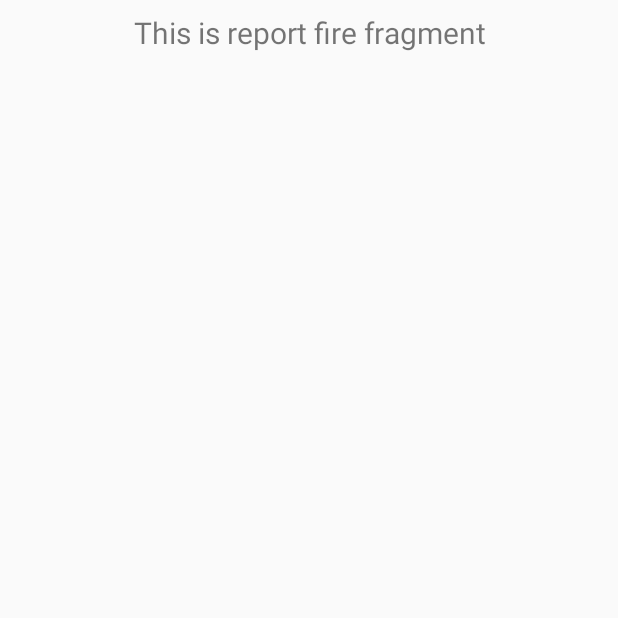
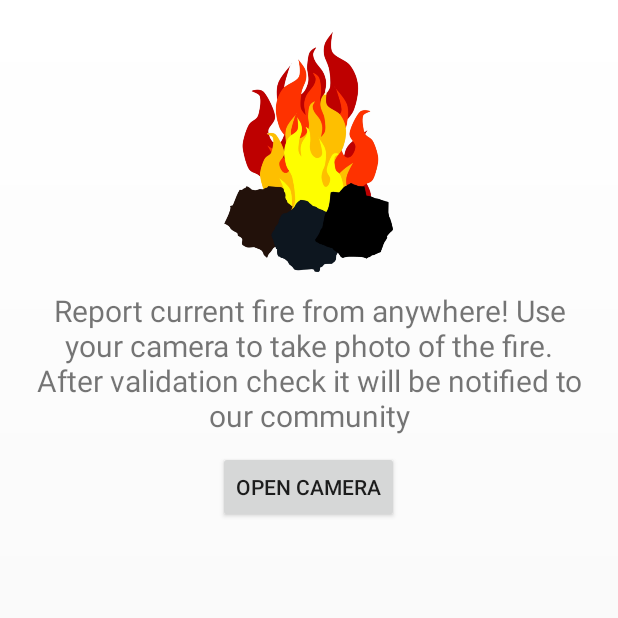
Before and after one commit to Smueez/wildfire, an Android app: the fragment ReportFireFragment shown on its own in the app's theme, on a phone screen of 412 x 824 dp, the top half of it. Run offline under Robolectric (Android 15) with nearby library versions, the phone set to English and light mode, and no system bars.

Commit message:
report fire - v1

```diff
--- a/app/src/main/AndroidManifest.xml
+++ b/app/src/main/AndroidManifest.xml
@@ -1,7 +1,8 @@
 <?xml version="1.0" encoding="utf-8"?>
 <manifest xmlns:android="http://schemas.android.com/apk/res/android"
     package="com.example.wildfire">
-
+    <uses-feature android:name="android.hardware.camera"
+        android:required="true" />
     <application
         android:allowBackup="true"
         android:icon="@mipmap/ic_launcher"
--- a/app/src/main/java/com/example/wildfire/ui/report_fire/ReportFireFragment.java
+++ b/app/src/main/java/com/example/wildfire/ui/report_fire/ReportFireFragment.java
@@ -1,9 +1,14 @@
 package com.example.wildfire.ui.report_fire;
 
+import android.content.Intent;
+import android.graphics.Bitmap;
 import android.os.Bundle;
+import android.provider.MediaStore;
 import android.view.LayoutInflater;
 import android.view.View;
 import android.view.ViewGroup;
+import android.widget.Button;
+import android.widget.ImageView;
 import android.widget.TextView;
 
 import androidx.annotation.Nullable;
@@ -15,8 +20,20 @@ import androidx.lifecycle.ViewModelProviders;
 import com.example.wildfire.R;
 
 public class ReportFireFragment extends Fragment {
+    static final int REQUEST_IMAGE_CAPTURE = 1;
+    private ReportFireViewModel reportFireViewModel;
+    private Button openCameraButton;
+    private ImageView imageOfCamera;
 
-    private ReportFireViewModel reportFireViewModel;
+    @Override
+    public void onActivityResult(int requestCode, int resultCode, @Nullable Intent data) {
+        if (requestCode == REQUEST_IMAGE_CAPTURE && resultCode == getActivity().RESULT_OK) {
+            Bundle extras = data.getExtras();
+            Bitmap imageBitmap = (Bitmap) extras.get("data");
+            imageOfCamera.setImageBitmap(imageBitmap);
+        }
+        super.onActivityResult(requestCode, resultCode, data);
+    }
 
     public View onCreateView(@NonNull LayoutInflater inflater,
                              ViewGroup container, Bundle savedInstanceState) {
@@ -32,4 +49,24 @@ public class ReportFireFragment extends Fragment {
         });
         return root;
     }
+
+    @Override
+    public void onViewCreated(@NonNull View view, @Nullable Bundle savedInstanceState) {
+        super.onViewCreated(view, savedInstanceState);
+        imageOfCamera=view.findViewById(R.id.image_of_camera);
+        openCameraButton=view.findViewById(R.id.open_camera_button);
+        openCameraButton.setOnClickListener(new View.OnClickListener() {
+            @Override
+            public void onClick(View v) {
+                Intent takePictureIntent = new Intent(MediaStore.ACTION_IMAGE_CAPTURE);
+                if (takePictureIntent.resolveActivity(getActivity().getPackageManager()) != null) {
+                    startActivityForResult(takePictureIntent, REQUEST_IMAGE_CAPTURE);
+                }
+            }
+        });
+    }
+
+
+
+
 }
--- a/app/src/main/java/com/example/wildfire/ui/report_fire/ReportFireViewModel.java
+++ b/app/src/main/java/com/example/wildfire/ui/report_fire/ReportFireViewModel.java
@@ -10,7 +10,7 @@ public class ReportFireViewModel extends ViewModel {
 
     public ReportFireViewModel() {
         mText = new MutableLiveData<>();
-        mText.setValue("This is report fire fragment");
+       // mText.setValue("This is report fire fragment");
     }
 
     public LiveData<String> getText() {
--- /dev/null
+++ b/app/src/main/res/drawable/gradient_back_white_gray.xml
@@ -0,0 +1,7 @@
+<shape xmlns:android="http://schemas.android.com/apk/res/android"
+    android:shape="rectangle">
+    <gradient
+        android:startColor="#ffffff"
+        android:endColor="#f5f5f5"
+        android:angle="-270" />
+</shape>
--- a/app/src/main/res/layout/fragment_report_fire.xml
+++ b/app/src/main/res/layout/fragment_report_fire.xml
@@ -1,8 +1,18 @@
 <?xml version="1.0" encoding="utf-8"?>
-<androidx.constraintlayout.widget.ConstraintLayout xmlns:android="http://schemas.android.com/apk/res/android"
+<LinearLayout xmlns:android="http://schemas.android.com/apk/res/android"
     xmlns:app="http://schemas.android.com/apk/res-auto"
     android:layout_width="match_parent"
-    android:layout_height="match_parent">
+    android:layout_height="match_parent"
+    android:background="@drawable/gradient_back_white_gray"
+    android:gravity="center_horizontal"
+    android:orientation="vertical">
+
+    <ImageView
+        android:id="@+id/image_of_camera"
+        android:layout_width="170dp"
+        android:layout_height="170dp"
+        android:layout_marginTop="15dp"
+        android:src="@drawable/fire" />
 
     <TextView
         android:id="@+id/text_report_fire"
@@ -11,9 +21,16 @@
         android:layout_marginStart="8dp"
         android:layout_marginTop="8dp"
         android:layout_marginEnd="8dp"
+        android:paddingStart="15dp"
+        android:paddingEnd="15dp"
+        android:text="Report current fire from anywhere! Use your camera to take photo of the fire. After validation check it will be notified to our community"
         android:textAlignment="center"
-        android:textSize="20sp"
-        app:layout_constraintEnd_toEndOf="parent"
-        app:layout_constraintStart_toStartOf="parent"
-        app:layout_constraintTop_toTopOf="parent" />
-</androidx.constraintlayout.widget.ConstraintLayout>
+        android:textSize="20sp" />
+
+    <Button
+        android:id="@+id/open_camera_button"
+        android:layout_width="wrap_content"
+        android:layout_height="wrap_content"
+        android:layout_marginTop="10dp"
+        android:text="Open Camera" />
+</LinearLayout>
--- a/app/src/main/res/navigation/mobile_navigation.xml
+++ b/app/src/main/res/navigation/mobile_navigation.xml
@@ -7,13 +7,13 @@
 
     <fragment
         android:id="@+id/nav_fire_map"
-        android:name="com.example.wildfire.ui.report_fire.ReportFireFragment"
+        android:name="com.example.wildfire.ui.fire_map.FireMapFragment"
         android:label="FireMap"
         tools:layout="@layout/fragment_fire_map" />
 
     <fragment
         android:id="@+id/nav_report_fire"
-        android:name="com.example.wildfire.ui.fire_map.FireMapFragment"
+        android:name="com.example.wildfire.ui.report_fire.ReportFireFragment"
         android:label="Report Fire"
         tools:layout="@layout/fragment_report_fire" />
 
```
Also changed, not shown: app/src/main/res/drawable/fire.png (added).
